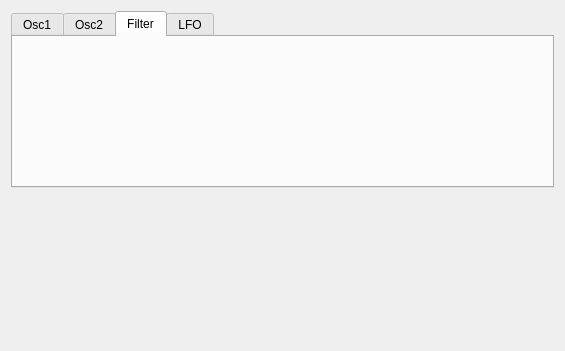
Above: synthesizerview.ui from Bariyard/AudioIOTester before the change. Below: the same form after it.
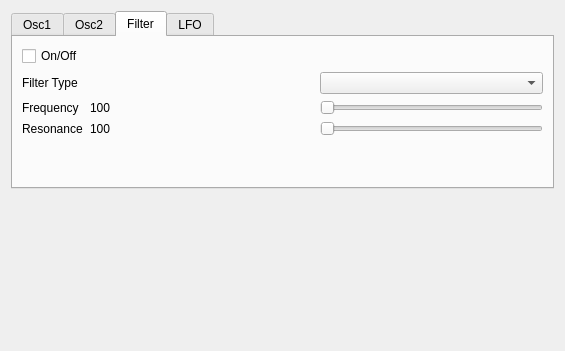
That is the form after the change. The open tabs and pages were chosen to show the change.

Commit message: add filter to synthesizer

```diff
--- a/synthesizerview.ui
+++ b/synthesizerview.ui
@@ -217,6 +217,103 @@
       <attribute name="title">
        <string>Filter</string>
       </attribute>
+      <layout class="QGridLayout" name="gridLayout_5">
+       <item row="0" column="0">
+        <layout class="QGridLayout" name="FilterGridLayout">
+         <item row="1" column="2">
+          <widget class="QComboBox" name="FilterTypeComboBox"/>
+         </item>
+         <item row="1" column="0">
+          <widget class="QLabel" name="FilterTypeLabel">
+           <property name="text">
+            <string>Filter Type</string>
+           </property>
+          </widget>
+         </item>
+         <item row="0" column="0">
+          <widget class="QCheckBox" name="FilterCheckBox">
+           <property name="text">
+            <string>On/Off</string>
+           </property>
+          </widget>
+         </item>
+         <item row="2" column="2">
+          <widget class="QSlider" name="FilterCutOffHorizontalSlider">
+           <property name="orientation">
+            <enum>Qt::Horizontal</enum>
+           </property>
+          </widget>
+         </item>
+         <item row="2" column="1">
+          <widget class="QLabel" name="FilterCutOffValueLabel">
+           <property name="text">
+            <string>100</string>
+           </property>
+           <property name="alignment">
+            <set>Qt::AlignLeading|Qt::AlignLeft|Qt::AlignVCenter</set>
+           </property>
+          </widget>
+         </item>
+         <item row="1" column="1">
+          <spacer name="FilterTypeHorizontalSpacer">
+           <property name="orientation">
+            <enum>Qt::Horizontal</enum>
+           </property>
+           <property name="sizeHint" stdset="0">
+            <size>
+             <width>40</width>
+             <height>20</height>
+            </size>
+           </property>
+          </spacer>
+         </item>
+         <item row="2" column="0">
+          <widget class="QLabel" name="FilterCutOffLabel">
+           <property name="text">
+            <string>Frequency</string>
+           </property>
+          </widget>
+         </item>
+         <item row="4" column="0">
+          <widget class="QLabel" name="FilterResonanceLabel">
+           <property name="text">
+            <string>Resonance</string>
+           </property>
+          </widget>
+         </item>
+         <item row="4" column="2">
+          <widget class="QSlider" name="FilterResonanceHorizontalSlider">
+           <property name="orientation">
+            <enum>Qt::Horizontal</enum>
+           </property>
+          </widget>
+         </item>
+         <item row="4" column="1">
+          <widget class="QLabel" name="FilterResonanceValueLabel">
+           <property name="text">
+            <string>100</string>
+           </property>
+           <property name="alignment">
+            <set>Qt::AlignLeading|Qt::AlignLeft|Qt::AlignVCenter</set>
+           </property>
+          </widget>
+         </item>
+        </layout>
+       </item>
+       <item row="1" column="0">
+        <spacer name="SynthesizerViewVerticalSpacer">
+         <property name="orientation">
+          <enum>Qt::Vertical</enum>
+         </property>
+         <property name="sizeHint" stdset="0">
+          <size>
+           <width>20</width>
+           <height>40</height>
+          </size>
+         </property>
+        </spacer>
+       </item>
+      </layout>
      </widget>
      <widget class="QWidget" name="LFOTab">
       <attribute name="title">
```
Left out of the diff: 7 changed lines with no effect on the pictures. The commit also changes 5 other files.
